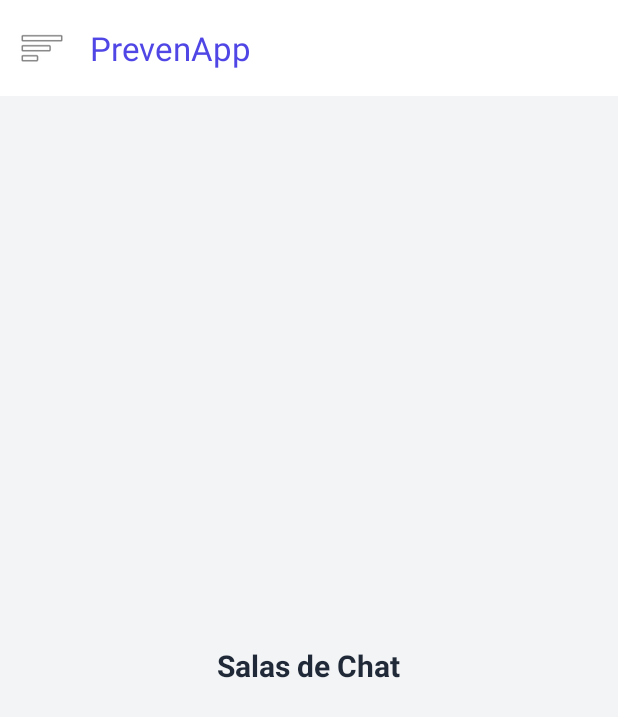
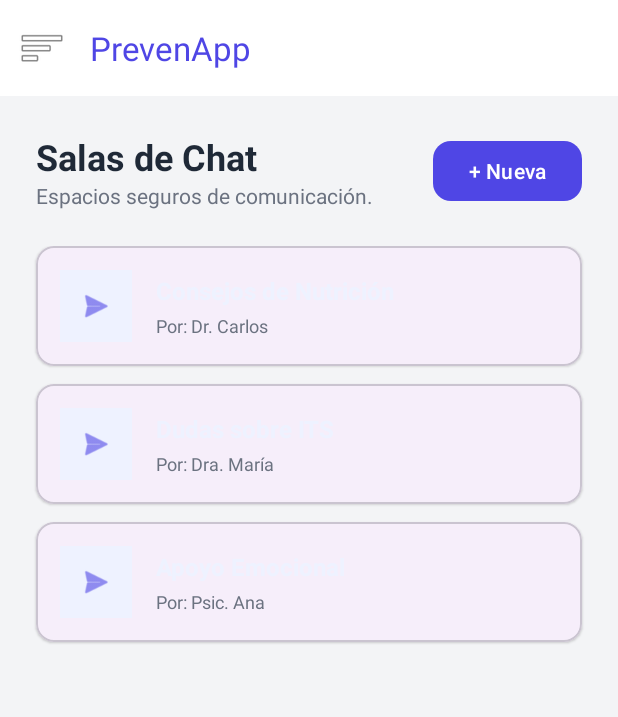
Before and after one commit to sebastian09-999/ProyectoAndroid1, an Android app: the screen it shows after launch (MainActivity), in the side drawer, after a tap on "Salas de Chat", on a phone screen of 412 x 824 dp. Shown: the top 717 px of the screen. Run offline under Robolectric (Android 15) with nearby library versions, the phone set to English and light mode, and no system bars.

Commit message:
Se agrega pantalla salas

```diff
--- a/app/src/main/java/com/example/prevenapp/MainActivity.kt
+++ b/app/src/main/java/com/example/prevenapp/MainActivity.kt
@@ -36,7 +36,7 @@ class MainActivity : AppCompatActivity() {
             when (menuItem.itemId) {
                 R.id.nav_resumen -> replaceFragment(ResumenFragment())
                 R.id.nav_horarios -> replaceFragment(MisHorariosFragment())
-                R.id.nav_chat -> replaceFragment(PlaceholderFragment.newInstance("Salas de Chat"))
+                R.id.nav_chat -> replaceFragment(SalasChatFragment())
                 R.id.nav_tips -> replaceFragment(PlaceholderFragment.newInstance("Publicar Tips"))
                 R.id.nav_reportes -> replaceFragment(PlaceholderFragment.newInstance("Reportes"))
                 R.id.nav_recursos -> replaceFragment(PlaceholderFragment.newInstance("Recursos"))
--- /dev/null
+++ b/app/src/main/java/com/example/prevenapp/SalaChat.kt
@@ -0,0 +1,8 @@
+package com.example.prevenapp
+
+data class SalaChat(
+    val id: Int,
+    val tema: String,
+    val descripcion: String,
+    val creador: String
+)
--- /dev/null
+++ b/app/src/main/java/com/example/prevenapp/SalaChatAdapter.kt
@@ -0,0 +1,33 @@
+package com.example.prevenapp
+
+import android.view.LayoutInflater
+import android.view.View
+import android.view.ViewGroup
+import android.widget.TextView
+import androidx.recyclerview.widget.RecyclerView
+
+class SalaChatAdapter(
+    private val listaSalas: List<SalaChat>,
+    private val onSalaClick: (SalaChat) -> Unit
+) : RecyclerView.Adapter<SalaChatAdapter.SalaViewHolder>() {
+
+    class SalaViewHolder(view: View) : RecyclerView.ViewHolder(view) {
+        val tvTema: TextView = view.findViewById(R.id.tvTemaSala)
+        val tvCreador: TextView = view.findViewById(R.id.tvCreadorSala)
+    }
+
+    override fun onCreateViewHolder(parent: ViewGroup, viewType: Int): SalaViewHolder {
+        val view = LayoutInflater.from(parent.context).inflate(R.layout.item_sala_chat, parent, false)
+        return SalaViewHolder(view)
+    }
+
+    override fun onBindViewHolder(holder: SalaViewHolder, position: Int) {
+        val sala = listaSalas[position]
+        holder.tvTema.text = sala.tema
+        holder.tvCreador.text = "Por: ${sala.creador}"
+
+        holder.itemView.setOnClickListener { onSalaClick(sala) }
+    }
+
+    override fun getItemCount() = listaSalas.size
+}
--- /dev/null
+++ b/app/src/main/java/com/example/prevenapp/SalasChatFragment.kt
@@ -0,0 +1,46 @@
+package com.example.prevenapp
+
+import android.os.Bundle
+import android.view.View
+import android.widget.Toast
+import androidx.fragment.app.Fragment
+import androidx.recyclerview.widget.LinearLayoutManager
+import androidx.recyclerview.widget.RecyclerView
+import com.google.android.material.button.MaterialButton
+
+class SalasChatFragment : Fragment(R.layout.fragment_salas_chat) {
+
+    private lateinit var rvSalas: RecyclerView
+    private lateinit var adapter: SalaChatAdapter
+    private val listaSalas = mutableListOf<SalaChat>()
+
+    override fun onViewCreated(view: View, savedInstanceState: Bundle?) {
+        super.onViewCreated(view, savedInstanceState)
+        rvSalas = view.findViewById(R.id.rvSalas)
+        val btnCrear = view.findViewById<MaterialButton>(R.id.btnCrearSala)
+
+        cargarDatosDePrueba()
+
+        adapter = SalaChatAdapter(listaSalas) { sala ->
+            // Al hacer clic en una sala, navegamos al ChatDetalleFragment
+            val fragment = ChatDetalleFragment.newInstance(sala.tema)
+            parentFragmentManager.beginTransaction()
+                .replace(R.id.fragment_container, fragment)
+                .addToBackStack(null) // Permite volver atrás
+                .commit()
+        }
+
+        rvSalas.layoutManager = LinearLayoutManager(context)
+        rvSalas.adapter = adapter
+
+        btnCrear.setOnClickListener {
+            Toast.makeText(context, "Crear sala (Próximamente)", Toast.LENGTH_SHORT).show()
+        }
+    }
+
+    private fun cargarDatosDePrueba() {
+        listaSalas.add(SalaChat(1, "Consejos de Nutrición", "Hablemos de alimentación", "Dr. Carlos"))
+        listaSalas.add(SalaChat(2, "Dudas sobre ITS", "Espacio de orientación", "Dra. María"))
+        listaSalas.add(SalaChat(3, "Apoyo Emocional", "Un espacio para sentirnos bien", "Psic. Ana"))
+    }
+}
--- /dev/null
+++ b/app/src/main/res/layout/fragment_salas_chat.xml
@@ -0,0 +1,56 @@
+<?xml version="1.0" encoding="utf-8"?>
+<androidx.constraintlayout.widget.ConstraintLayout xmlns:android="http://schemas.android.com/apk/res/android"
+    xmlns:app="http://schemas.android.com/apk/res-auto"
+    android:layout_width="match_parent"
+    android:layout_height="match_parent"
+    android:background="@color/bg_main">
+
+    <!-- Header -->
+    <LinearLayout
+        android:id="@+id/headerSalas"
+        android:layout_width="match_parent"
+        android:layout_height="wrap_content"
+        android:orientation="horizontal"
+        android:padding="24dp"
+        android:gravity="center_vertical"
+        app:layout_constraintTop_toTopOf="parent">
+
+        <LinearLayout
+            android:layout_width="0dp"
+            android:layout_height="wrap_content"
+            android:layout_weight="1"
+            android:orientation="vertical">
+            <TextView
+                android:layout_width="wrap_content"
+                android:layout_height="wrap_content"
+                android:text="Salas de Chat"
+                android:textColor="@color/text_dark"
+                android:textSize="24sp"
+                android:textStyle="bold" />
+            <TextView
+                android:layout_width="wrap_content"
+                android:layout_height="wrap_content"
+                android:text="Espacios seguros de comunicación."
+                android:textColor="@color/text_light"
+                android:textSize="14sp" />
+        </LinearLayout>
+
+        <com.google.android.material.button.MaterialButton
+            android:id="@+id/btnCrearSala"
+            android:layout_width="wrap_content"
+            android:layout_height="wrap_content"
+            android:text="+ Nueva"
+            app:cornerRadius="12dp"
+            app:backgroundTint="@color/primary" />
+    </LinearLayout>
+
+    <!-- Lista -->
+    <androidx.recyclerview.widget.RecyclerView
+        android:id="@+id/rvSalas"
+        android:layout_width="match_parent"
+        android:layout_height="0dp"
+        android:paddingHorizontal="24dp"
+        android:clipToPadding="false"
+        app:layout_constraintTop_toBottomOf="@id/headerSalas"
+        app:layout_constraintBottom_toBottomOf="parent" />
+</androidx.constraintlayout.widget.ConstraintLayout>
--- /dev/null
+++ b/app/src/main/res/layout/item_sala_chat.xml
@@ -0,0 +1,53 @@
+<?xml version="1.0" encoding="utf-8"?>
+<com.google.android.material.card.MaterialCardView xmlns:android="http://schemas.android.com/apk/res/android"
+    xmlns:app="http://schemas.android.com/apk/res-auto"
+    android:layout_width="match_parent"
+    android:layout_height="wrap_content"
+    android:layout_marginBottom="12dp"
+    app:cardCornerRadius="12dp"
+    app:cardElevation="1dp">
+
+    <LinearLayout
+        android:layout_width="match_parent"
+        android:layout_height="wrap_content"
+        android:orientation="horizontal"
+        android:padding="16dp"
+        android:gravity="center_vertical">
+
+        <!-- Icono -->
+        <ImageView
+            android:layout_width="48dp"
+            android:layout_height="48dp"
+            android:background="@color/primary_light"
+            android:padding="12dp"
+            android:src="@android:drawable/ic_menu_send"
+            app:tint="@color/primary" />
+
+        <!-- Textos -->
+        <LinearLayout
+            android:layout_width="0dp"
+            android:layout_height="wrap_content"
+            android:layout_weight="1"
+            android:layout_marginStart="16dp"
+            android:orientation="vertical">
+
+            <TextView
+                android:id="@+id/tvTemaSala"
+                android:layout_width="wrap_content"
+                android:layout_height="wrap_content"
+                android:text="Consejos de Nutrición"
+                android:textColor="@color/primary_light"
+                android:textSize="16sp"
+                android:textStyle="bold" />
+
+            <TextView
+                android:id="@+id/tvCreadorSala"
+                android:layout_width="wrap_content"
+                android:layout_height="wrap_content"
+                android:layout_marginTop="4dp"
+                android:text="Por: Dr. Carlos"
+                android:textColor="@color/text_light"
+                android:textSize="12sp" />
+        </LinearLayout>
+    </LinearLayout>
+</com.google.android.material.card.MaterialCardView>
```
Also changed, not shown: app/src/main/java/com/example/prevenapp/ChatDetalleFragment.kt (added, +64 -0 lines), app/src/main/java/com/example/prevenapp/Mensaje.kt (added, +8 -0 lines), app/src/main/java/com/example/prevenapp/MensajeAdapter.kt (added, +45 -0 lines), app/src/main/res/layout/fragment_chat_detalle.xml (added, +74 -0 lines), app/src/main/res/layout/item_mensaje.xml (added, +26 -0 lines).
